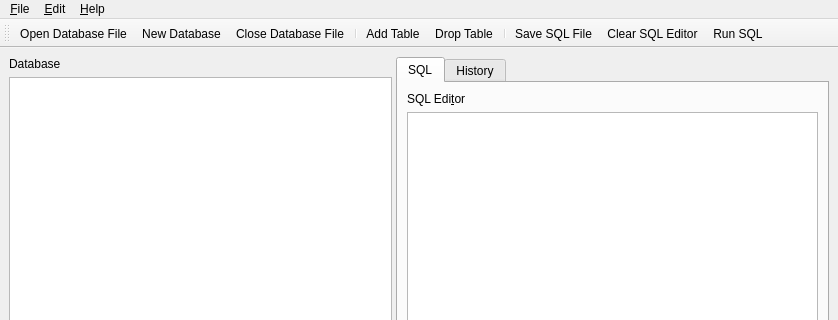
BackupTheBerlios/sqliteadmin-svn, file trunk/ui/MainWindow.ui: the form before one commit; both pictures show x 0 to 838 and y 0 to 320 of the 838 by 767 pixel window.
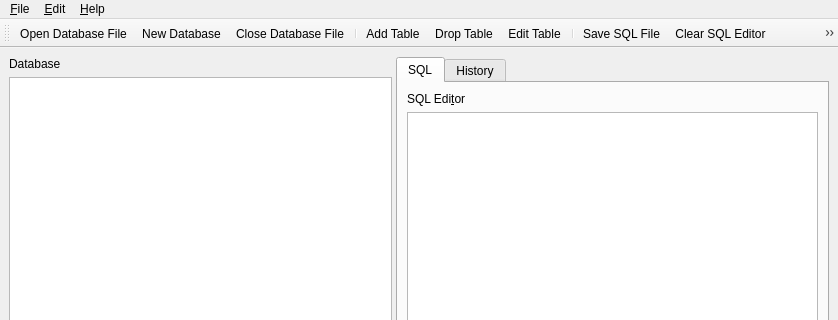
The form after the commit. Icons and pictures are not drawn. Custom widgets are drawn as their Qt base class.

The edit to the form file:
```diff
--- a/trunk/ui/MainWindow.ui
+++ b/trunk/ui/MainWindow.ui
@@ -425,6 +425,7 @@
    <addaction name="separator" />
    <addaction name="actionAdd_Table" />
    <addaction name="actionDrop_Table" />
+   <addaction name="actionEdit_Ta_ble" />
    <addaction name="separator" />
    <addaction name="actionSa_ve_SQL_File" />
    <addaction name="action_Clear_SQL_Editor" />
@@ -509,6 +510,14 @@
     <string>&amp;Clear SQL Editor</string>
    </property>
   </action>
+  <action name="actionEdit_Ta_ble" >
+   <property name="icon" >
+    <iconset resource="../src/resources/sqliteadmin.qrc" >:/icons/icons/edit.png</iconset>
+   </property>
+   <property name="text" >
+    <string>Edit Ta&amp;ble</string>
+   </property>
+  </action>
  </widget>
  <customwidgets>
   <customwidget>
```
Left out of the diff: 29 changed lines with no effect on the pictures.
